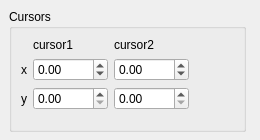
First picture: the form in wcursorctrl.ui, repository koalakoker/gSim, before the edit.
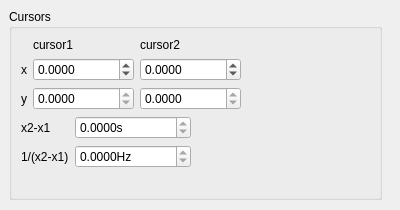
Second picture: the form after the edit.

Commit message: Cursor controller completed and working

The edit to the form file:
```diff
--- a/wcursorctrl.ui
+++ b/wcursorctrl.ui
@@ -6,14 +6,14 @@
    <rect>
     <x>0</x>
     <y>0</y>
-    <width>260</width>
-    <height>140</height>
+    <width>400</width>
+    <height>210</height>
    </rect>
   </property>
   <property name="minimumSize">
    <size>
-    <width>260</width>
-    <height>140</height>
+    <width>400</width>
+    <height>210</height>
    </size>
   </property>
   <property name="windowTitle">
@@ -24,8 +24,8 @@
     <rect>
      <x>9</x>
      <y>9</y>
-     <width>237</width>
-     <height>123</height>
+     <width>373</width>
+     <height>191</height>
     </rect>
    </property>
    <layout class="QVBoxLayout" name="verticalLayout">
@@ -45,7 +45,20 @@
           </widget>
          </item>
          <item row="2" column="1">
-          <widget class="QDoubleSpinBox" name="cur1y"/>
+          <widget class="QDoubleSpinBox" name="cur1y">
+           <property name="readOnly">
+            <bool>true</bool>
+           </property>
+           <property name="decimals">
+            <number>4</number>
+           </property>
+           <property name="minimum">
+            <double>-999999999.000000000000000</double>
+           </property>
+           <property name="maximum">
+            <double>999999999.000000000000000</double>
+           </property>
+          </widget>
          </item>
          <item row="1" column="0">
           <widget class="QLabel" name="label_2">
@@ -56,11 +69,14 @@
          </item>
          <item row="1" column="1">
           <widget class="QDoubleSpinBox" name="cur1x">
+           <property name="decimals">
+            <number>4</number>
+           </property>
            <property name="minimum">
-            <double>-9999.000000000000000</double>
+            <double>-999999999.000000000000000</double>
            </property>
            <property name="maximum">
-            <double>9999.000000000000000</double>
+            <double>999999999.000000000000000</double>
            </property>
            <property name="singleStep">
             <double>0.010000000000000</double>
@@ -83,11 +99,14 @@
          </item>
          <item row="1" column="2">
           <widget class="QDoubleSpinBox" name="cur2x">
+           <property name="decimals">
+            <number>4</number>
+           </property>
            <property name="minimum">
-            <double>-9999.000000000000000</double>
+            <double>-999999999.000000000000000</double>
            </property>
            <property name="maximum">
-            <double>9999.000000000000000</double>
+            <double>999999999.000000000000000</double>
            </property>
            <property name="singleStep">
             <double>0.010000000000000</double>
@@ -95,7 +114,76 @@
           </widget>
          </item>
          <item row="2" column="2">
-          <widget class="QDoubleSpinBox" name="cur2y"/>
+          <widget class="QDoubleSpinBox" name="cur2y">
+           <property name="readOnly">
+            <bool>true</bool>
+           </property>
+           <property name="decimals">
+            <number>4</number>
+           </property>
+           <property name="minimum">
+            <double>-999999999.000000000000000</double>
+           </property>
+           <property name="maximum">
+            <double>999999999.000000000000000</double>
+           </property>
+          </widget>
+         </item>
+        </layout>
+       </item>
+       <item row="1" column="0">
+        <layout class="QGridLayout" name="gridLayout_2">
+         <item row="0" column="1">
+          <widget class="QDoubleSpinBox" name="delta">
+           <property name="readOnly">
+            <bool>true</bool>
+           </property>
+           <property name="suffix">
+            <string>s</string>
+           </property>
+           <property name="decimals">
+            <number>4</number>
+           </property>
+           <property name="minimum">
+            <double>-999999999.000000000000000</double>
+           </property>
+           <property name="maximum">
+            <double>999999999.000000000000000</double>
+           </property>
+          </widget>
+         </item>
+         <item row="0" column="0">
+          <widget class="QLabel" name="label_5">
+           <property name="text">
+            <string>x2-x1</string>
+           </property>
+          </widget>
+         </item>
+         <item row="1" column="0">
+          <widget class="QLabel" name="freqLabel">
+           <property name="text">
+            <string>1/(x2-x1)</string>
+           </property>
+          </widget>
+         </item>
+         <item row="1" column="1">
+          <widget class="QDoubleSpinBox" name="freq">
+           <property name="readOnly">
+            <bool>true</bool>
+           </property>
+           <property name="suffix">
+            <string>Hz</string>
+           </property>
+           <property name="decimals">
+            <number>4</number>
+           </property>
+           <property name="minimum">
+            <double>-999999999.000000000000000</double>
+           </property>
+           <property name="maximum">
+            <double>999999999.000000000000000</double>
+           </property>
+          </widget>
          </item>
         </layout>
        </item>
```
The commit also changes 2 other files.
